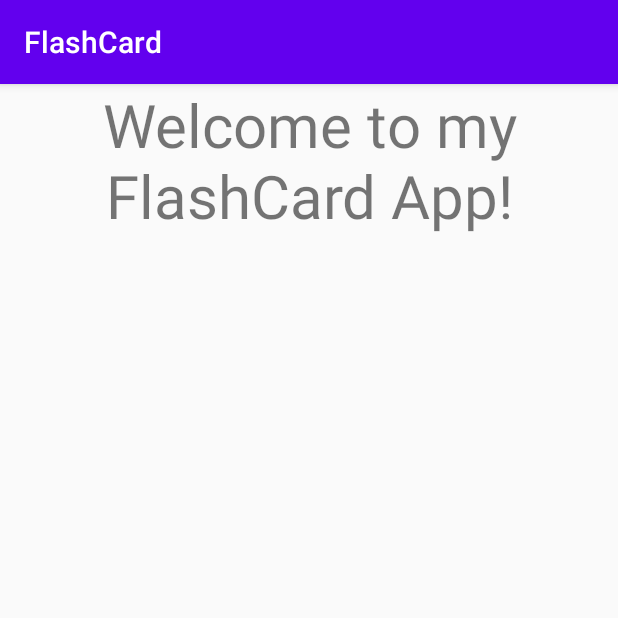
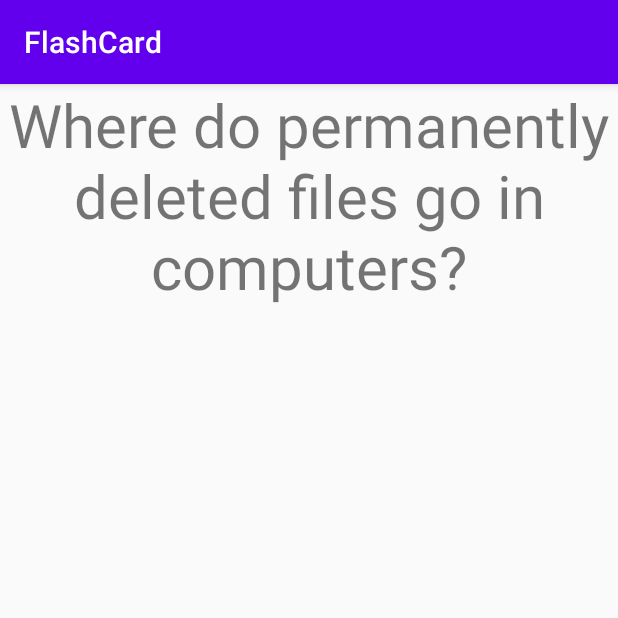
Before and after one commit to PhumuzileMoyo8/FlashCard, an Android app: the screen it shows after launch (MainActivity), on a phone screen of 412 x 824 dp, the top half of it. Run offline under Robolectric (Android 15) with nearby library versions, the phone set to English and light mode, and no system bars.

Commit message:
changed question and answer

```diff
--- a/app/src/main/res/layout/activity_main.xml
+++ b/app/src/main/res/layout/activity_main.xml
@@ -9,7 +9,7 @@
         android:id="@+id/FC_intro"
         android:layout_width="match_parent"
         android:layout_height="200dp"
-        android:text="Welcome to my FlashCard App!"
+        android:text="Where do permanently deleted files go in computers?"
         android:textAlignment="center"
         android:textSize="40sp" />
 
@@ -18,7 +18,7 @@
         android:layout_width="match_parent"
         android:layout_height="200dp"
         android:visibility="invisible"
-        android:text="Have fun!"
+        android:text="Nowhere, it is still there."
         android:textAlignment="center"
         android:textSize="40sp" />
 
```
